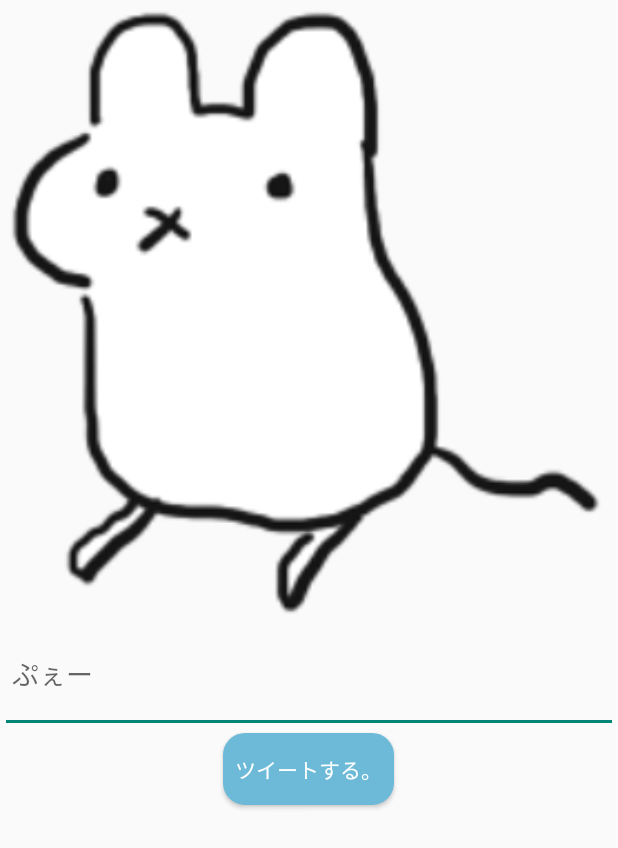
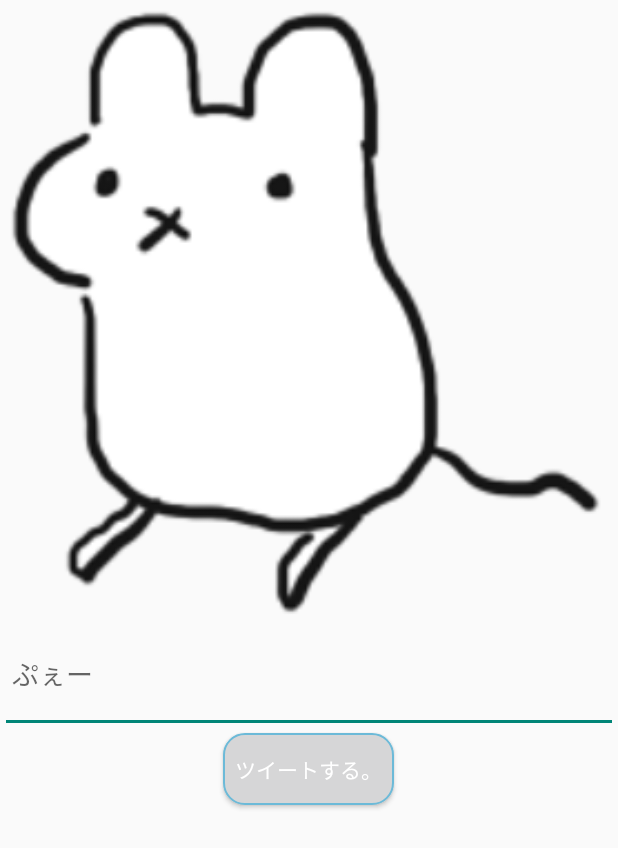
Before and after one commit to shule517/mouneyou, an Android app: the layout activity_tweet.xml on its own in the app's theme, with its tools: preview values and no code run, on a phone screen of 412 x 824 dp. Shown: the top 848 px of the screen. Run offline under Robolectric (Android 15) with nearby library versions, the phone set to English and light mode, and no system bars.

Commit message:
ツイートボタン 　ボタン押下時の色変更を対応

```diff
--- a/app/src/main/res/drawable/normal_button.xml
+++ b/app/src/main/res/drawable/normal_button.xml
@@ -3,7 +3,7 @@
     android:shape="rectangle">
 
     <!-- 背景色 -->
-    <solid android:color="@color/base_color" />
+    <solid android:color="@color/button_normal" />
 
     <!-- 角丸 (14dpで設定) -->
     <corners android:radius="14dp" />
--- a/app/src/main/res/drawable/pressed_button.xml
+++ b/app/src/main/res/drawable/pressed_button.xml
@@ -3,7 +3,7 @@
     android:shape="rectangle">
 
     <!-- 背景色 -->
-    <solid android:color="@android:color/white" />
+    <solid android:color="@color/button_press" />
 
     <!-- 角丸 (14dpで設定) -->
     <corners android:radius="14dp" />
```
